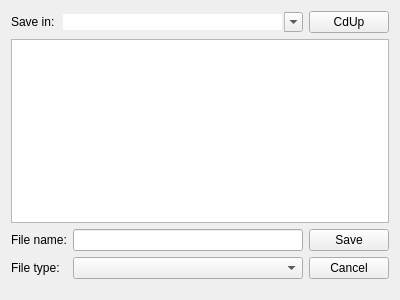
Old version of the form Apps/FileSelector.ui in the repository WhenInDoubtC4/WindowsEG.
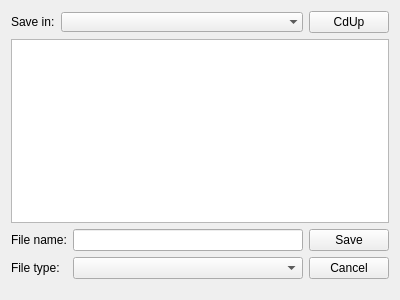
New version of the form. Custom widgets are drawn as their Qt base class.

```diff
--- a/Apps/FileSelector.ui
+++ b/Apps/FileSelector.ui
@@ -31,9 +31,6 @@
      </item>
      <item>
       <widget class="TreeComboBox" name="pathComboBox">
-       <property name="editable">
-        <bool>true</bool>
-       </property>
        <property name="frame">
         <bool>false</bool>
        </property>
```
